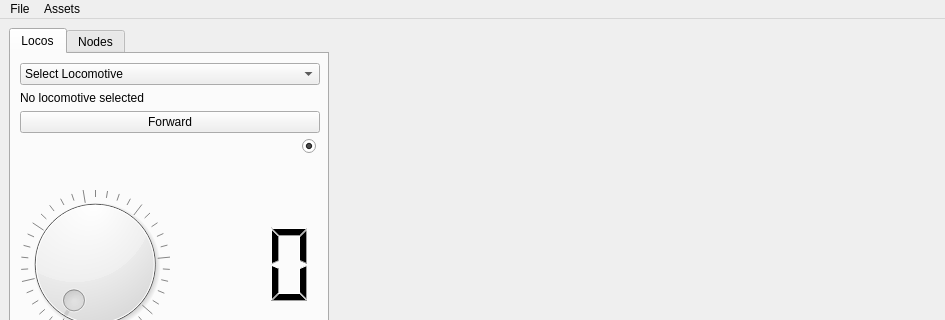
Before: the Qt Designer form mainwindow.ui in penguintutor/pyvlcb, drawn with Qt 5; both pictures show x 0 to 945 and y 0 to 320 of the 945 by 733 pixel window.
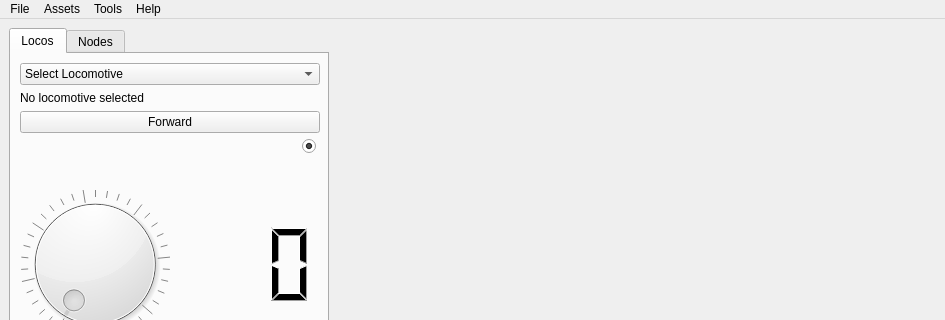
After: the same form once the commit is applied. Custom widgets are drawn as their Qt base class.

The edit to the form file:
```diff
--- a/mainwindow.ui
+++ b/mainwindow.ui
@@ -565,7 +565,7 @@
      <x>0</x>
      <y>0</y>
      <width>945</width>
-     <height>24</height>
+     <height>22</height>
     </rect>
    </property>
    <widget class="QMenu" name="menuFile">
@@ -580,8 +580,23 @@
     </property>
     <addaction name="actionDiscover"/>
    </widget>
+   <widget class="QMenu" name="menuTools">
+    <property name="title">
+     <string>Tools</string>
+    </property>
+    <addaction name="actionLayoutEdit"/>
+    <addaction name="actionSettings"/>
+   </widget>
+   <widget class="QMenu" name="menuHelp">
+    <property name="title">
+     <string>Help</string>
+    </property>
+    <addaction name="actionAbout"/>
+   </widget>
    <addaction name="menuFile"/>
    <addaction name="menuAssets"/>
+   <addaction name="menuTools"/>
+   <addaction name="menuHelp"/>
   </widget>
   <widget class="QStatusBar" name="statusbar"/>
   <action name="actionExit">
@@ -595,6 +610,13 @@
    </property>
   </action>
  </widget>
+ <customwidgets>
+  <customwidget>
+   <class>LayoutDisplay</class>
+   <extends>QLabel</extends>
+   <header>layoutdisplay.py</header>
+  </customwidget>
+ </customwidgets>
  <resources/>
  <connections/>
  <buttongroups>
```
Left out of the diff: 17 changed lines with no effect on the pictures.
